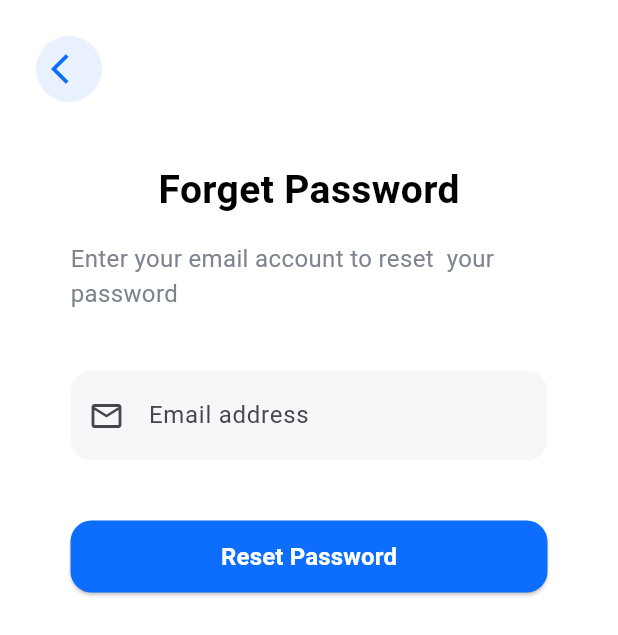
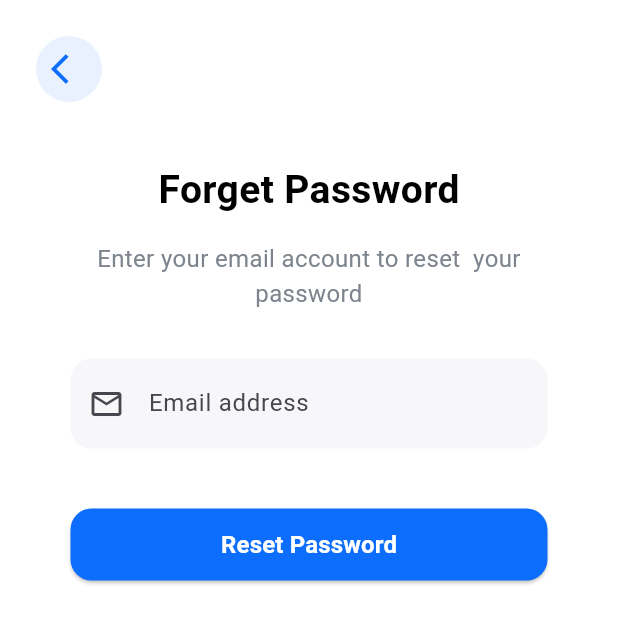
Before and after one commit to Dev-Ninjas-Backup/yousef1234321, a Flutter app: the SignInScreen screen opened by its route, after a tap on "Forget password?", on a phone screen of 412 x 824 dp. Shown: the top 635 px of the screen. Run offline on Flutter 3.47's test engine with Material 3 defaults, Android fonts, the phone set to English and light mode, and no system bars; our stand-ins replace flutter_easyloading, flutter_screenutil, get, google_fonts.

Commit message:
Update files.

```diff
--- a/lib/core/common/constants/iconpath.dart
+++ b/lib/core/common/constants/iconpath.dart
@@ -2,4 +2,7 @@ class Iconpath {
   static String splashLogo = 'assets/icons/splashLogo.png';
   static String google = 'assets/icons/google.png';
   static String apple = 'assets/icons/apple.png';
+  static String smart = 'assets/icons/smart.png';
+  static String service = 'assets/icons/smart.png';
+  static String secure = 'assets/icons/smart.png';
 }
--- /dev/null
+++ b/lib/core/common/widgets/custom_button.dart
@@ -0,0 +1,35 @@
+import 'package:flutter/material.dart';
+import 'package:yousef1234321/core/common/constants/app_colors.dart';
+
+class CustomButton extends StatelessWidget {
+  final String title;
+  final VoidCallback onPressed;
+  const CustomButton({super.key, required this.title, required this.onPressed});
+
+  @override
+  Widget build(BuildContext context) {
+    return SizedBox(
+      width: double.infinity,
+      height: 48,
+      child: ElevatedButton(
+        onPressed: () {
+          onPressed;
+        },
+        style: ElevatedButton.styleFrom(
+          backgroundColor: AppColors.splashButtonColor,
+          shape: RoundedRectangleBorder(
+            borderRadius: BorderRadius.circular(14),
+          ),
+        ),
+        child: Text(
+          title,
+          style: TextStyle(
+            fontSize: 16,
+            fontWeight: FontWeight.w600,
+            color: Colors.white,
+          ),
+        ),
+      ),
+    );
+  }
+}
--- a/lib/features/auth/forget_password/controller/forget_password_controller.dart
+++ b/lib/features/auth/forget_password/controller/forget_password_controller.dart
@@ -1,3 +1,15 @@
-import 'package:get/get_state_manager/get_state_manager.dart';
+import 'package:flutter/material.dart';
+import 'package:get/get.dart';
 
-class ForgetPasswordController extends GetxController {}
+class ForgetPasswordController extends GetxController {
+  final emailController = TextEditingController();
+  final isLoading = false.obs;
+  void signIn() {
+    final email = emailController.text.trim();
+
+    if (email.isEmpty) {
+      Get.snackbar("Error", "Please fill in all fields");
+      return;
+    }
+  }
+}
--- a/lib/features/auth/forget_password/screen/forget_password_screen.dart
+++ b/lib/features/auth/forget_password/screen/forget_password_screen.dart
@@ -2,14 +2,15 @@ import 'package:flutter/foundation.dart';
 import 'package:flutter/material.dart';
 import 'package:get/get.dart';
 import 'package:yousef1234321/core/common/constants/app_colors.dart';
-import 'package:yousef1234321/features/auth/sign_up/controller/sign_up_controller.dart';
+import 'package:yousef1234321/core/common/widgets/custom_button.dart';
+import 'package:yousef1234321/features/auth/forget_password/controller/forget_password_controller.dart';
 
 class ForgetPasswordScreen extends StatelessWidget {
   const ForgetPasswordScreen({super.key});
 
   @override
   Widget build(BuildContext context) {
-    final controller = Get.put(SignUpController());
+    final controller = Get.put(ForgetPasswordController());
     return Scaffold(
       backgroundColor: Colors.white,
       body: SingleChildScrollView(
@@ -64,8 +65,9 @@ class ForgetPasswordScreen extends StatelessWidget {
                         fontWeight: FontWeight.w400,
                         color: AppColors.subTextColor,
                       ),
+                      textAlign: TextAlign.center,
                     ),
-                    SizedBox(height: 40),
+                    SizedBox(height: 32),
 
                     TextField(
                       controller: controller.emailController,
@@ -86,33 +88,7 @@ class ForgetPasswordScreen extends StatelessWidget {
                       ),
                     ),
                     SizedBox(height: 40),
-                    SizedBox(
-                      width: double.infinity,
-                      height: 48,
-                      child: ElevatedButton(
-                        onPressed: controller.isLoading.value
-                            ? null
-                            : controller.signIn,
-                        style: ElevatedButton.styleFrom(
-                          backgroundColor: AppColors.splashButtonColor,
-                          shape: RoundedRectangleBorder(
-                            borderRadius: BorderRadius.circular(14),
-                          ),
-                        ),
-                        child: controller.isLoading.value
-                            ? const CircularProgressIndicator(
-                                color: Colors.white,
-                              )
-                            : const Text(
-                                "Reset Password",
-                                style: TextStyle(
-                                  fontSize: 16,
-                                  fontWeight: FontWeight.w600,
-                                  color: Colors.white,
-                                ),
-                              ),
-                      ),
-                    ),
+                    CustomButton(title: "Reset Password", onPressed: () {}),
                   ],
                 ),
               ),
--- a/lib/features/auth/sign_in/screen/sign_in_screen.dart
+++ b/lib/features/auth/sign_in/screen/sign_in_screen.dart
@@ -3,6 +3,7 @@ import 'package:flutter/material.dart';
 import 'package:get/get.dart';
 import 'package:yousef1234321/core/common/constants/app_colors.dart';
 import 'package:yousef1234321/core/common/constants/iconpath.dart';
+import 'package:yousef1234321/core/common/widgets/custom_button.dart';
 import 'package:yousef1234321/core/common/widgets/social_button.dart';
 import 'package:yousef1234321/features/auth/sign_in/controller/sign_in_controller.dart';
 
@@ -104,30 +105,11 @@ class SignInScreen extends StatelessWidget {
                 ),
               ),
               SizedBox(height: 63),
-              SizedBox(
-                width: double.infinity,
-                height: 48,
-                child: ElevatedButton(
-                  onPressed: controller.isLoading.value
-                      ? null
-                      : controller.signIn,
-                  style: ElevatedButton.styleFrom(
-                    backgroundColor: AppColors.splashButtonColor,
-                    shape: RoundedRectangleBorder(
-                      borderRadius: BorderRadius.circular(14),
-                    ),
-                  ),
-                  child: controller.isLoading.value
-                      ? const CircularProgressIndicator(color: Colors.white)
-                      : const Text(
-                          "Sign In",
-                          style: TextStyle(
-                            fontSize: 16,
-                            fontWeight: FontWeight.w600,
-                            color: Colors.white,
-                          ),
-                        ),
-                ),
+              CustomButton(
+                title: 'Sign In',
+                onPressed: () {
+                  Get.offNamed('/bottomNavBar');
+                },
               ),
               SizedBox(height: 48),
               RichText(
--- a/lib/features/splash/controller/splash_controller.dart
+++ b/lib/features/splash/controller/splash_controller.dart
@@ -1,3 +1,28 @@
 import 'package:get/get.dart';
+import 'package:yousef1234321/core/common/constants/iconpath.dart';
 
-class SplashController extends GetxController {}
+class SplashController extends GetxController {
+  var currentImageIndex = 0.obs;
+  final List<String> images = [
+    Iconpath.smart,
+    Iconpath.service,
+    Iconpath.secure,
+  ];
+
+  @override
+  void onInit() {
+    super.onInit();
+    _startImageRotation();
+  }
+
+  void _startImageRotation() {
+    Future.delayed(Duration(seconds: 1), () {
+      if (currentImageIndex.value < images.length - 1) {
+        currentImageIndex.value++;
+      } else {
+        currentImageIndex.value = 0;
+      }
+      _startImageRotation();
+    });
+  }
+}
--- a/lib/features/splash/screen/splash_screen.dart
+++ b/lib/features/splash/screen/splash_screen.dart
@@ -1,26 +1,67 @@
+import 'dart:math' as math;
 import 'package:flutter/material.dart';
 import 'package:get/get.dart';
 import 'package:yousef1234321/core/common/constants/app_colors.dart';
 import 'package:yousef1234321/core/common/constants/iconpath.dart';
+import 'package:yousef1234321/features/splash/controller/splash_controller.dart';
 
 class SplashScreen extends StatelessWidget {
   const SplashScreen({super.key});
 
   @override
   Widget build(BuildContext context) {
+    final controller = Get.put(SplashController());
+
     return Scaffold(
       backgroundColor: Colors.white,
       body: Column(
         children: [
-          SizedBox(height: 300),
-          Image.asset(Iconpath.splashLogo),
-          Spacer(),
+          const SizedBox(height: 300),
+          Image.asset(Iconpath.splashLogo, fit: BoxFit.cover),
+          const Spacer(),
+
+          /// 🔁 Rotating Image Section
+          Obx(() {
+            return AnimatedSwitcher(
+              duration: const Duration(seconds: 1),
+              transitionBuilder: (Widget child, Animation<double> animation) {
+                final rotateAnimation = Tween<double>(
+                  begin: math.pi, // start flipped (bottom)
+                  end: 0.0, // rotate to top (normal)
+                ).animate(animation);
+
+                return AnimatedBuilder(
+                  animation: rotateAnimation,
+                  child: child,
+                  builder: (context, child) {
+                    return Transform(
+                      alignment: Alignment.bottomCenter,
+                      transform: Matrix4.identity()
+                        ..setEntry(3, 2, 0.001)
+                        ..rotateX(rotateAnimation.value),
+                      child: child,
+                    );
+                  },
+                );
+              },
+              child: Image.asset(
+                controller.images[controller.currentImageIndex.value],
+                key: ValueKey(controller.currentImageIndex.value),
+                width: 179,
+                height: 60,
+              ),
+            );
+          }),
+
+          const SizedBox(height: 40),
+
+          /// Bottom Button Section
           Container(
             height: 92,
             width: double.infinity,
             decoration: BoxDecoration(
               color: AppColors.splashButtonColor,
-              borderRadius: BorderRadius.only(
+              borderRadius: const BorderRadius.only(
                 topLeft: Radius.circular(30),
                 topRight: Radius.circular(30),
               ),
@@ -28,7 +69,7 @@ class SplashScreen extends StatelessWidget {
             child: Row(
               mainAxisAlignment: MainAxisAlignment.center,
               children: [
-                Text(
+                const Text(
                   "Let's Go",
                   style: TextStyle(
                     fontSize: 24,
@@ -41,9 +82,9 @@ class SplashScreen extends StatelessWidget {
                     Get.offAllNamed('/onboardingScreen');
                   },
                   child: Container(
-                    margin: EdgeInsets.only(left: 16),
-                    padding: EdgeInsets.all(5),
-                    decoration: BoxDecoration(
+                    margin: const EdgeInsets.only(left: 16),
+                    padding: const EdgeInsets.all(5),
+                    decoration: const BoxDecoration(
                       shape: BoxShape.circle,
                       color: Colors.white,
                     ),
```
Also changed, not shown: lib/features/auth/sign_up/screen/sign_up_screen.dart (+2 -27 lines).
